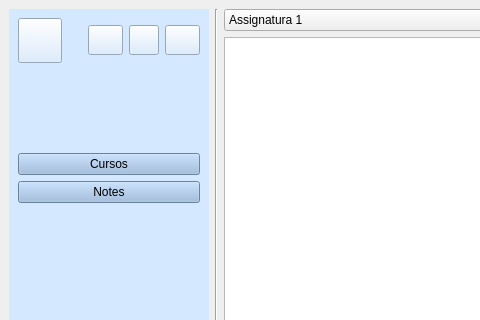
Before: the Qt Designer form ProtoAules/Screens/llista_alumnes.ui in JPerpi/ProtoAules, drawn with Qt 5; both pictures show x 0 to 480 and y 0 to 320 of the 800 by 600 pixel window.
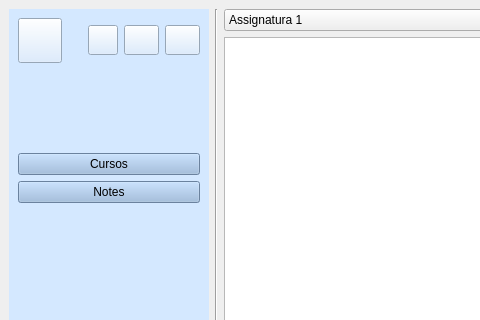
After: the same form once the commit is applied. Icons and pictures are not drawn.

The edit to the form file:
```diff
--- a/ProtoAules/Screens/llista_alumnes.ui
+++ b/ProtoAules/Screens/llista_alumnes.ui
@@ -80,7 +80,7 @@
           </spacer>
          </item>
          <item>
-          <widget class="QPushButton" name="idioma_esp">
+          <widget class="QPushButton" name="idioma_val">
            <property name="sizePolicy">
             <sizepolicy hsizetype="Fixed" vsizetype="Fixed">
              <horstretch>0</horstretch>
@@ -89,12 +89,12 @@
            </property>
            <property name="maximumSize">
             <size>
-             <width>35</width>
+             <width>30</width>
              <height>30</height>
             </size>
            </property>
            <property name="styleSheet">
-            <string notr="true">border-image: url(:/prefijoNuevo/png/esp.png);</string>
+            <string notr="true">border-image: url(:/prefijoNuevo/png/val.png);</string>
            </property>
            <property name="text">
             <string/>
@@ -102,7 +102,7 @@
           </widget>
          </item>
          <item>
-          <widget class="QPushButton" name="idioma_val">
+          <widget class="QPushButton" name="idioma_esp">
            <property name="sizePolicy">
             <sizepolicy hsizetype="Fixed" vsizetype="Fixed">
              <horstretch>0</horstretch>
@@ -111,12 +111,12 @@
            </property>
            <property name="maximumSize">
             <size>
-             <width>30</width>
+             <width>35</width>
              <height>30</height>
             </size>
            </property>
            <property name="styleSheet">
-            <string notr="true">border-image: url(:/prefijoNuevo/png/val.png);</string>
+            <string notr="true">border-image: url(:/prefijoNuevo/png/esp.png);</string>
            </property>
            <property name="text">
             <string/>
```
